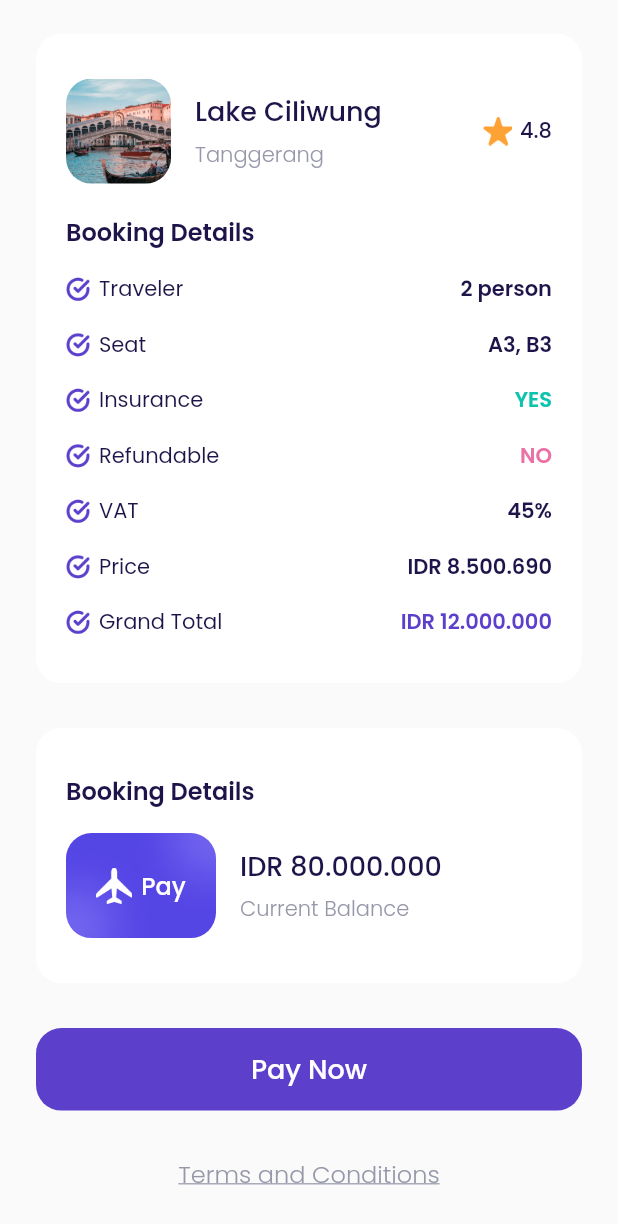
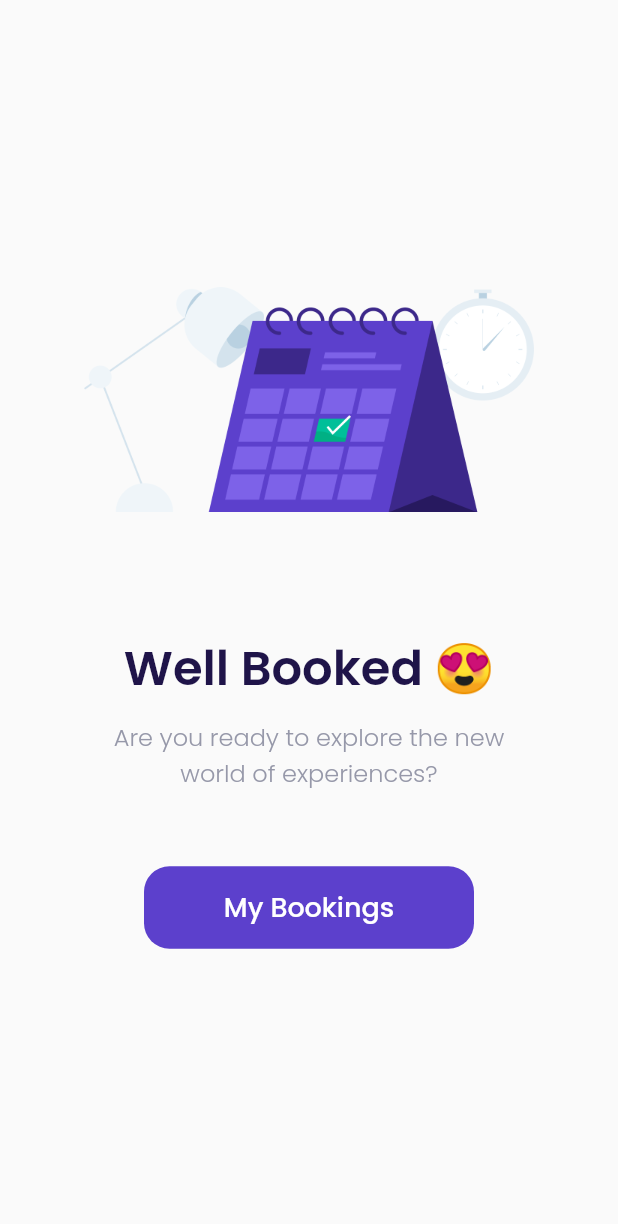
Before and after one commit to msyamsularif/airplane, a Flutter app: the CheckoutPage screen opened by its route, scrolled down 207 dp, after a tap on "Pay Now", on a phone screen of 412 x 824 dp. Shown: the top 1224 px of the screen. Run offline on Flutter 3.47's test engine with Material 2 defaults, Android fonts, the phone set to English and light mode, and no system bars; our stand-ins replace google_fonts.

Commit message:
Add success checkout page

```diff
--- a/lib/main.dart
+++ b/lib/main.dart
@@ -8,6 +8,7 @@ import 'ui/pages/get_started_page.dart';
 import 'ui/pages/main_page.dart';
 import 'ui/pages/sign_up_page.dart';
 import 'ui/pages/splash_page.dart';
+import 'ui/pages/success_checkout_page.dart';
 
 void main() {
   runApp(const MyApp());
@@ -34,6 +35,7 @@ class _MyAppState extends State<MyApp> {
         '/detail-destination': (context) => const DetailPage(),
         '/choose-seat': (context) => const ChooseSeatPage(),
         '/checkout': (context) => const CheckoutPage(),
+        '/success-checkout': (context) => const SuccessCheckoutPage(),
       },
     );
   }
--- a/lib/ui/pages/checkout_page.dart
+++ b/lib/ui/pages/checkout_page.dart
@@ -1,8 +1,8 @@
-import 'package:airplane/ui/widgets/custom_button.dart';
 import 'package:flutter/material.dart';
 
 import '../../shared/theme.dart';
 import '../widgets/booking_details_item.dart';
+import '../widgets/custom_button.dart';
 
 class CheckoutPage extends StatelessWidget {
   const CheckoutPage({Key? key}) : super(key: key);
@@ -290,7 +290,7 @@ class CheckoutPage extends StatelessWidget {
       return CustomBottom(
         title: 'Pay Now',
         margin: const EdgeInsets.only(top: 30),
-        onPressed: () {},
+        onPressed: () => Navigator.pushNamed(context, '/success-checkout'),
       );
     }
 
--- /dev/null
+++ b/lib/ui/pages/success_checkout_page.dart
@@ -0,0 +1,54 @@
+import 'package:airplane/ui/widgets/custom_button.dart';
+import 'package:flutter/material.dart';
+
+import '../../shared/theme.dart';
+
+class SuccessCheckoutPage extends StatelessWidget {
+  const SuccessCheckoutPage({Key? key}) : super(key: key);
+
+  @override
+  Widget build(BuildContext context) {
+    return Scaffold(
+      backgroundColor: kBackgroundColor,
+      body: Column(
+        mainAxisAlignment: MainAxisAlignment.center,
+        children: [
+          Center(
+            child: Container(
+              width: 300,
+              height: 150,
+              margin: const EdgeInsets.only(bottom: 80),
+              decoration: const BoxDecoration(
+                image: DecorationImage(
+                  image: AssetImage('assets/image_success.png'),
+                ),
+              ),
+            ),
+          ),
+          Text(
+            'Well Booked 😍',
+            style: blackTextStyle.copyWith(
+              fontSize: 32,
+              fontWeight: semiBold,
+            ),
+          ),
+          const SizedBox(height: 10),
+          Text(
+            'Are you ready to explore the new\nworld of experiences?',
+            style: greyTextStyle.copyWith(
+              fontSize: 16,
+              fontWeight: light,
+            ),
+            textAlign: TextAlign.center,
+          ),
+          CustomBottom(
+            title: 'My Bookings',
+            width: 220,
+            margin: const EdgeInsets.only(top: 50),
+            onPressed: () => Navigator.pushNamedAndRemoveUntil(context, '/main', (route) => false),
+          )
+        ],
+      ),
+    );
+  }
+}
```
